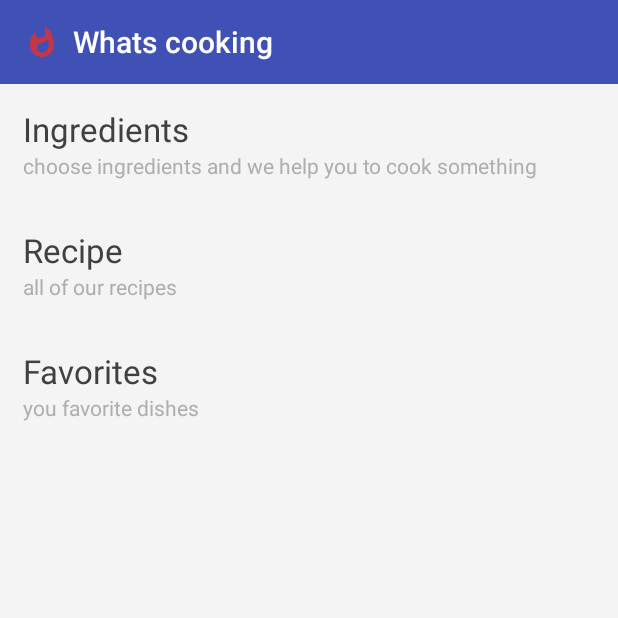
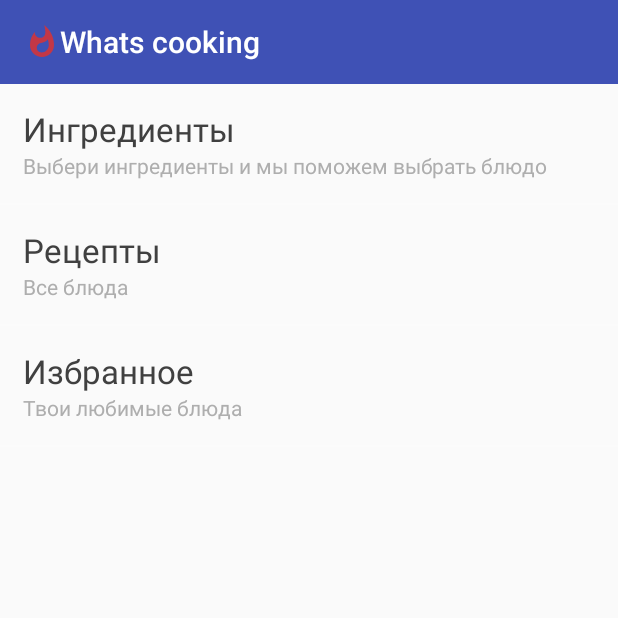
Before and after one commit to TheVias/What-s-cooking, an Android app: the screen it shows after launch (MainActivity), on a phone screen of 412 x 824 dp, the top half of it. Run offline under Robolectric (Android 15) with nearby library versions, the phone set to English and light mode, and no system bars.

```diff
--- /dev/null
+++ b/What-s-cooking/app/src/main/java/com/application/vias/what_s_cooking/activity/AbstractActivity.java
@@ -0,0 +1,29 @@
+package com.application.vias.what_s_cooking.activity;
+
+import android.app.Activity;
+import android.content.Intent;
+import android.os.Bundle;
+import android.support.v7.widget.Toolbar;
+import android.widget.ListView;
+
+import com.application.vias.what_s_cooking.Option;
+import com.application.vias.what_s_cooking.R;
+
+import java.util.ArrayList;
+
+abstract class AbstractActivity extends Activity {
+
+    protected Toolbar toolbar;
+
+    @Override
+    protected void onCreate(Bundle savedInstanceState) {
+        super.onCreate(savedInstanceState);
+    }
+
+    abstract void initToolbar();
+
+    protected void goToNewActivity(Class gotoActivity) {
+        Intent intent = new Intent(this,gotoActivity);
+        startActivity(intent);
+    }
+}
--- a/What-s-cooking/app/src/main/java/com/application/vias/what_s_cooking/activity/MainActivity.java
+++ b/What-s-cooking/app/src/main/java/com/application/vias/what_s_cooking/activity/MainActivity.java
@@ -1,9 +1,11 @@
 package com.application.vias.what_s_cooking.activity;
 
-import android.app.Activity;
 import android.os.Bundle;
 import android.support.v7.widget.Toolbar;
+import android.view.View;
+import android.widget.AdapterView;
 import android.widget.ListView;
+import android.widget.Toast;
 
 import com.application.vias.what_s_cooking.Option;
 import com.application.vias.what_s_cooking.R;
@@ -15,9 +17,8 @@ import java.util.List;
 /**
  * Created by andrey on 02.04.2016.
  */
-public class MainActivity extends Activity {
+public class MainActivity extends AbstractActivity {
 
-    private Toolbar toolbar;
     private ListView listView;
 
     @Override
@@ -27,10 +28,28 @@ public class MainActivity extends Activity {
 
         initToolbar();
         initOptionMenu();
+
+        listView.setOnItemClickListener(new AdapterView.OnItemClickListener() {
+            public void onItemClick(AdapterView<?> parent, View view, int position, long id) {
+                switch (position) {
+                    case 0:
+                        goToNewActivity(LinkActivity.class);
+                        break;
+                    case 1:
+                        Toast.makeText(getApplicationContext(),R.string.option2,Toast.LENGTH_SHORT).show();
+                        break;
+                    case 2:
+                        Toast.makeText(getApplicationContext(),R.string.option3,Toast.LENGTH_SHORT).show();
+                        break;
+                }
+            }
+        });
+
     }
 
-    private void initToolbar() {
-        toolbar = (Toolbar) findViewById(R.id.toolbar);
+    @Override
+    void initToolbar() {
+        toolbar =  (Toolbar) findViewById(R.id.toolbar);
         toolbar.setTitle(R.string.app_name);
         toolbar.setLogo(R.drawable.app_icon);
     }
@@ -41,7 +60,9 @@ public class MainActivity extends Activity {
         list.add(new Option(1,getString(R.string.option1),getString(R.string.option1_description)));
         list.add(new Option(2,getString(R.string.option2),getString(R.string.option2_description)));
         list.add(new Option(3,getString(R.string.option3),getString(R.string.option3_description)));
-        OptionAdapter optionAdapter = new OptionAdapter(this,list);
-        listView.setAdapter(optionAdapter);
+        OptionAdapter adapter = new OptionAdapter(this,list);
+        listView.setAdapter(adapter);
     }
+
+
 }
--- a/What-s-cooking/app/src/main/res/layout/toolbar.xml
+++ b/What-s-cooking/app/src/main/res/layout/toolbar.xml
@@ -5,4 +5,5 @@
     android:layout_width="match_parent"
     android:layout_height="wrap_content"
     android:background="@color/colorPrimary"
-    app:titleMarginStart="25dp" />
+    app:titleMarginStart="10dp"
+    />
--- /dev/null
+++ b/What-s-cooking/app/src/main/res/values-w820dp/dimens.xml
@@ -0,0 +1,6 @@
+<resources>
+    <!-- Example customization of dimensions originally defined in res/values/dimens.xml
+         (such as screen margins) for screens with more than 820dp of available width. This
+         would include 7" and 10" devices in landscape (~960dp and ~1280dp respectively). -->
+    <dimen name="activity_horizontal_margin">64dp</dimen>
+</resources>
--- a/What-s-cooking/app/src/main/res/values/colors.xml
+++ b/What-s-cooking/app/src/main/res/values/colors.xml
@@ -3,9 +3,10 @@
     <color name="colorPrimary">#3F51B5</color>
     <color name="colorPrimaryDark">#303F9F</color>
     <color name="colorAccent">#FF4081</color>
-    <color name="mainBackground">#f4f4f4</color>
+    <color name="mainBackground">#fafafa</color>
     <color name="colorTitle">#FFFFFF</color>
     <color name="colorText">#404040</color>
     <color name="colorDescription">#aeaeae</color>
     <color name="colorAppIcon">#dd3333</color>
+    <color name="delete">#e24747</color>
 </resources>
--- /dev/null
+++ b/What-s-cooking/app/src/main/res/values/dimens.xml
@@ -0,0 +1,5 @@
+<resources>
+    <!-- Default screen margins, per the Android Design guidelines. -->
+    <dimen name="activity_horizontal_margin">16dp</dimen>
+    <dimen name="activity_vertical_margin">16dp</dimen>
+</resources>
--- a/What-s-cooking/app/src/main/res/values/strings.xml
+++ b/What-s-cooking/app/src/main/res/values/strings.xml
@@ -1,10 +1,13 @@
 <resources>
     <string name="app_name">Whats cooking</string>
-    <string name="version">alpha</string>
-    <string name="option1">Ingredients</string>
-    <string name="option2">Recipe</string>
-    <string name="option3">Favorites</string>
-    <string name="option1_description">choose ingredients and we help you to cook something</string>
-    <string name="option2_description">all of our recipes</string>
-    <string name="option3_description">you favorite dishes</string>
+    <string name="version">(alpha)</string>
+    <string name="option1">Ингредиенты</string>
+    <string name="option2">Рецепты</string>
+    <string name="option3">Избранное</string>
+    <string name="option1_description">Выбери ингредиенты и мы поможем выбрать блюдо</string>
+    <string name="option2_description">Все блюда</string>
+    <string name="option3_description">Твои любимые блюда</string>
+    <string name="getBack">Назад</string>
+    <string name="complete">Выполнено</string>
+    <string name="add_ingredient">Добавьте первый ингредиент</string>
 </resources>
```
Also changed, not shown: What-s-cooking/app/src/main/AndroidManifest.xml (+5 -4 lines), What-s-cooking/app/src/main/java/com/application/vias/what_s_cooking/Ingredient.java (added, +45 -0 lines), What-s-cooking/app/src/main/java/com/application/vias/what_s_cooking/activity/LinkActivity.java (added, +81 -0 lines), What-s-cooking/app/src/main/java/com/application/vias/what_s_cooking/adapter/IngredientAdapter.java (added, +83 -0 lines), What-s-cooking/app/src/main/res/drawable/complete.xml (added, +9 -0 lines), What-s-cooking/app/src/main/res/drawable/delete.xml (added, +9 -0 lines), What-s-cooking/app/src/main/res/drawable/get_back.xml (added, +9 -0 lines), What-s-cooking/app/src/main/res/layout/activity_link.xml (added, +23 -0 lines), What-s-cooking/app/src/main/res/layout/ingredient_layout.xml (added, +43 -0 lines), What-s-cooking/app/src/main/res/menu/menu_link_activity.xml (added, +10 -0 lines).
